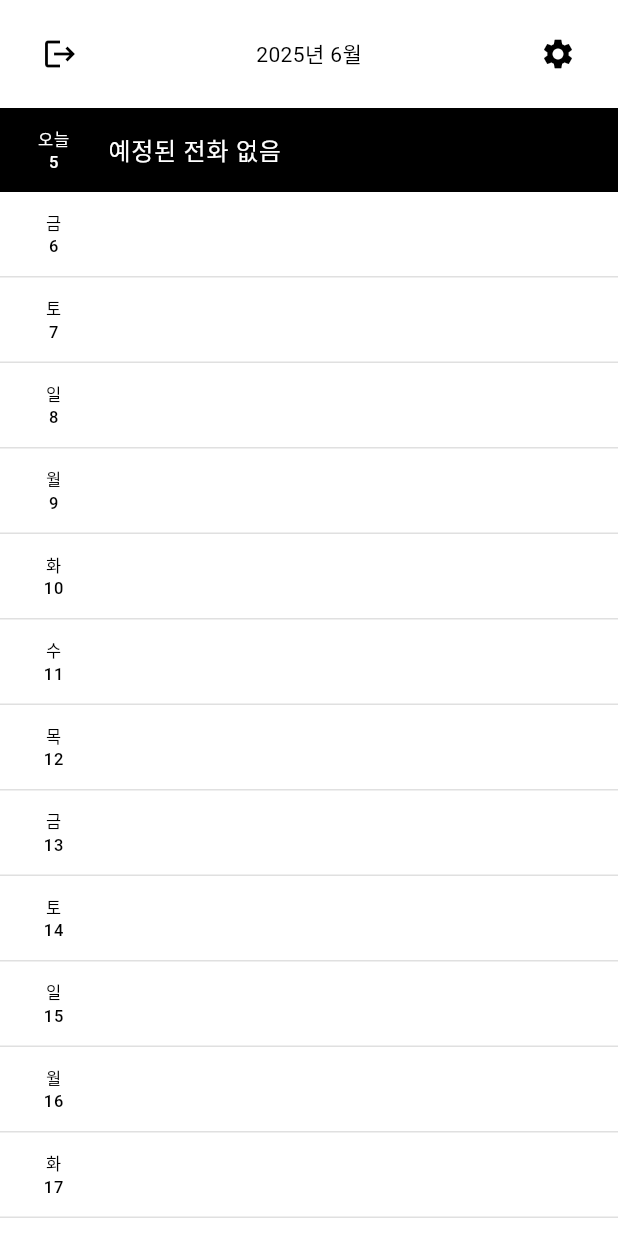
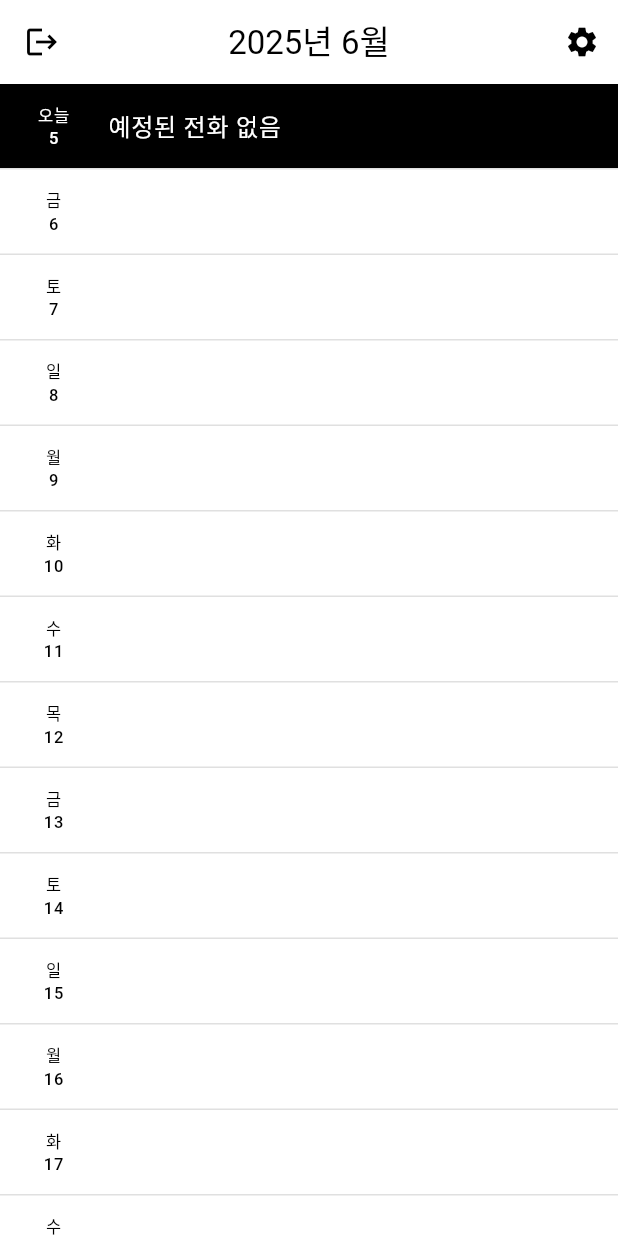
Before and after one commit to MontyCoder0701/hypernova-client, a Flutter app: the screen it shows after launch, on a phone screen of 412 x 824 dp. Run offline on Flutter 3.47's test engine with Material 3 defaults, Android fonts, the phone set to English and light mode, and no system bars; our stand-ins replace go_router.

Commit message:
refactor: remove unnecessary components in home screen

```diff
--- a/lib/view/home.screen.dart
+++ b/lib/view/home.screen.dart
@@ -11,34 +11,30 @@ class HomeScreen extends StatelessWidget {
     final days = List.generate(14, (index) => today.add(Duration(days: index)));
 
     return Scaffold(
-      body: SafeArea(
-        child: Column(
-          children: [
-            Padding(
-              padding: const EdgeInsets.symmetric(horizontal: 16, vertical: 12),
-              child: Row(
-                mainAxisAlignment: MainAxisAlignment.spaceBetween,
-                children: [
-                  IconButton(
+      appBar: AppBar(
+        elevation: 0,
+        centerTitle: true,
+        leading: IconButton(
+          icon: const Icon(Icons.logout),
           onPressed: () {
             // TODO: 로그아웃 및 세션 초기화
             context.go('/login');
           },
-                    icon: const Icon(Icons.logout),
         ),
-                  const Text('2025년 6월'),
+        title: const Text('2025년 6월'),
+        actions: [
           IconButton(
+            icon: const Icon(Icons.settings),
             onPressed: () {
               context.push('/settings');
             },
-                    icon: const Icon(Icons.settings),
           ),
         ],
       ),
-            ),
-            Expanded(
-              child: ListView.builder(
+      body: ListView.separated(
         itemCount: days.length,
+        separatorBuilder: (context, index) =>
+            const Divider(height: 1, color: Color(0xFFE0E0E0)),
         itemBuilder: (context, index) {
           final day = days[index];
           final isToday =
@@ -47,9 +43,8 @@ class HomeScreen extends StatelessWidget {
               day.day == today.day;
 
           if (isToday) {
-                    return Container(
-                      color: Colors.black,
-                      child: ListTile(
+            return ListTile(
+              tileColor: Colors.black,
               leading: const SizedBox(
                 width: 40,
                 child: Text(
@@ -62,12 +57,9 @@ class HomeScreen extends StatelessWidget {
                 '예정된 전화 없음',
                 style: TextStyle(color: Colors.white),
               ),
-                      ),
             );
           }
-                  return Column(
-                    children: [
-                      ListTile(
+          return ListTile(
             leading: SizedBox(
               width: 40,
               child: Text(
@@ -75,15 +67,8 @@ class HomeScreen extends StatelessWidget {
                 textAlign: TextAlign.center,
               ),
             ),
-                      ),
-                      const Divider(height: 1, color: Color(0xFFE0E0E0)),
-                    ],
           );
         },
-              ),
-            ),
-          ],
-        ),
       ),
     );
   }
```
Lines whose indentation alone changed are shown as unchanged.
